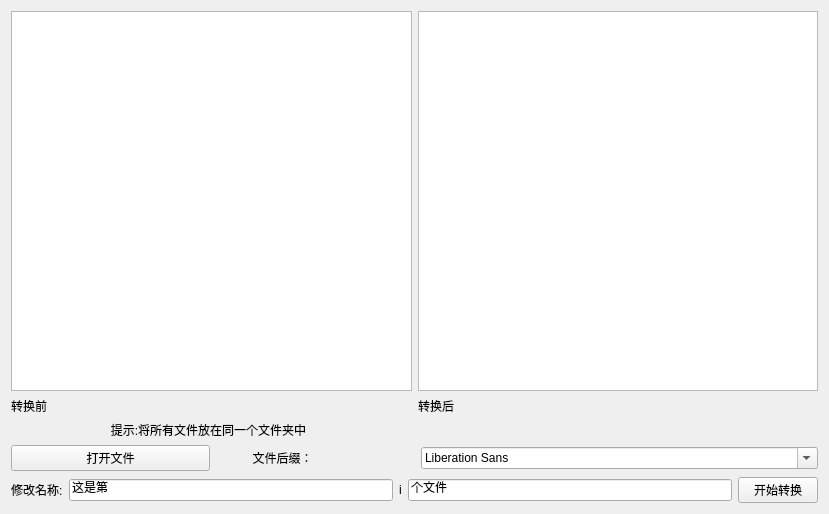
This is ModifyDocuments/UI.ui in Undertone0809/PythonFile37 as Qt 5 draws it before an edit. The edited form follows.
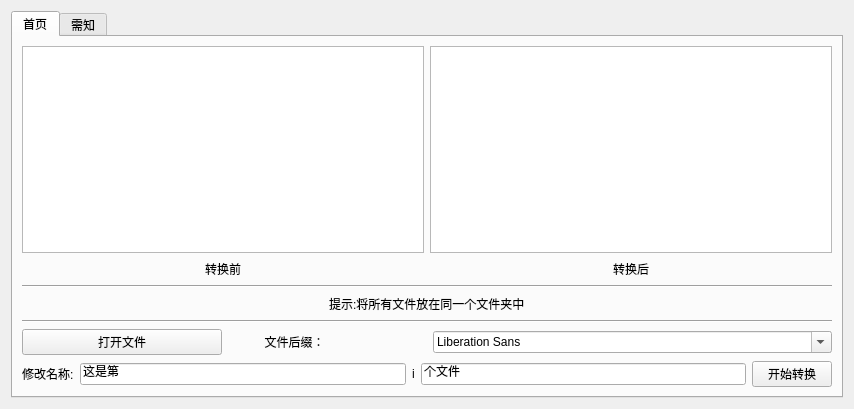
This is the edited form.

```diff
--- a/ModifyDocuments/UI.ui
+++ b/ModifyDocuments/UI.ui
@@ -6,17 +6,71 @@
    <rect>
     <x>0</x>
     <y>0</y>
-    <width>829</width>
-    <height>514</height>
+    <width>854</width>
+    <height>409</height>
    </rect>
   </property>
   <property name="windowTitle">
    <string>Form</string>
   </property>
-  <layout class="QGridLayout" name="gridLayout">
+  <layout class="QGridLayout" name="gridLayout_2">
    <item row="0" column="0">
-    <layout class="QHBoxLayout" name="horizontalLayout_5">
+    <widget class="QTabWidget" name="tabWidget">
+     <property name="currentIndex">
+      <number>0</number>
+     </property>
+     <widget class="QWidget" name="tab">
+      <attribute name="title">
+       <string>首页</string>
+      </attribute>
+      <layout class="QGridLayout" name="gridLayout">
+       <item row="2" column="0" colspan="2">
+        <widget class="Line" name="line">
+         <property name="orientation">
+          <enum>Qt::Horizontal</enum>
+         </property>
+        </widget>
+       </item>
+       <item row="6" column="0" colspan="2">
+        <layout class="QHBoxLayout" name="horizontalLayout_3">
      <item>
+          <widget class="QLabel" name="label_3">
+           <property name="text">
+            <string>修改名称:</string>
+           </property>
+          </widget>
+         </item>
+         <item>
+          <widget class="QLineEdit" name="lineEdit_first">
+           <property name="text">
+            <string>这是第</string>
+           </property>
+          </widget>
+         </item>
+         <item>
+          <widget class="QLabel" name="label_4">
+           <property name="text">
+            <string>i</string>
+           </property>
+          </widget>
+         </item>
+         <item>
+          <widget class="QLineEdit" name="lineEdit_second">
+           <property name="text">
+            <string>个文件</string>
+           </property>
+          </widget>
+         </item>
+         <item>
+          <widget class="QPushButton" name="btn_transform">
+           <property name="text">
+            <string>开始转换</string>
+           </property>
+          </widget>
+         </item>
+        </layout>
+       </item>
+       <item row="0" column="0" rowspan="2">
       <layout class="QVBoxLayout" name="verticalLayout">
        <item>
         <widget class="QTextBrowser" name="textBrowser_receive">
@@ -30,38 +84,45 @@
         </widget>
        </item>
        <item>
-        <widget class="QLabel" name="label_5">
+          <layout class="QHBoxLayout" name="horizontalLayout_8">
+           <item>
+            <spacer name="horizontalSpacer_3">
+             <property name="orientation">
+              <enum>Qt::Horizontal</enum>
+             </property>
+             <property name="sizeHint" stdset="0">
+              <size>
+               <width>40</width>
+               <height>20</height>
+              </size>
+             </property>
+            </spacer>
+           </item>
+           <item>
+            <widget class="QLabel" name="label_9">
          <property name="text">
           <string>转换前</string>
          </property>
         </widget>
        </item>
-      </layout>
-     </item>
      <item>
-      <layout class="QVBoxLayout" name="verticalLayout_2">
-       <item>
-        <widget class="QTextBrowser" name="textBrowser_modify"/>
-       </item>
-       <item>
-        <widget class="QLabel" name="label_6">
-         <property name="text">
-          <string>转换后</string>
-         </property>
-        </widget>
+            <spacer name="horizontalSpacer_4">
+             <property name="orientation">
+              <enum>Qt::Horizontal</enum>
+             </property>
+             <property name="sizeHint" stdset="0">
+              <size>
+               <width>40</width>
+               <height>20</height>
+              </size>
+             </property>
+            </spacer>
        </item>
       </layout>
      </item>
     </layout>
    </item>
-   <item row="1" column="0">
-    <widget class="QLabel" name="label">
-     <property name="text">
-      <string>                              提示:将所有文件放在同一个文件夹中</string>
-     </property>
-    </widget>
-   </item>
-   <item row="2" column="0">
+       <item row="5" column="0" colspan="2">
     <layout class="QHBoxLayout" name="horizontalLayout_2">
      <item>
       <widget class="QPushButton" name="btn_openFile">
@@ -101,44 +162,124 @@
      </item>
     </layout>
    </item>
-   <item row="3" column="0">
-    <layout class="QHBoxLayout" name="horizontalLayout_3">
+       <item row="1" column="1">
+        <layout class="QHBoxLayout" name="horizontalLayout_9">
      <item>
-      <widget class="QLabel" name="label_3">
-       <property name="text">
-        <string>修改名称:</string>
-       </property>
-      </widget>
+          <spacer name="horizontalSpacer_5">
+           <property name="orientation">
+            <enum>Qt::Horizontal</enum>
+           </property>
+           <property name="sizeHint" stdset="0">
+            <size>
+             <width>40</width>
+             <height>20</height>
+            </size>
+           </property>
+          </spacer>
      </item>
      <item>
-      <widget class="QLineEdit" name="lineEdit_first">
+          <widget class="QLabel" name="label_6">
        <property name="text">
-        <string>这是第</string>
+            <string>转换后</string>
        </property>
       </widget>
      </item>
      <item>
-      <widget class="QLabel" name="label_4">
-       <property name="text">
-        <string>i</string>
-       </property>
-      </widget>
-     </item>
+          <spacer name="horizontalSpacer_6">
+           <property name="orientation">
+            <enum>Qt::Horizontal</enum>
+           </property>
+           <property name="sizeHint" stdset="0">
+            <size>
+             <width>40</width>
+             <height>20</height>
+            </size>
+           </property>
+          </spacer>
+         </item>
+        </layout>
+       </item>
+       <item row="0" column="1">
+        <widget class="QTextBrowser" name="textBrowser_modify"/>
+       </item>
+       <item row="3" column="0" colspan="2">
+        <layout class="QHBoxLayout" name="horizontalLayout_11">
      <item>
-      <widget class="QLineEdit" name="lineEdit_second">
+          <spacer name="horizontalSpacer_9">
+           <property name="orientation">
+            <enum>Qt::Horizontal</enum>
+           </property>
+           <property name="sizeHint" stdset="0">
+            <size>
+             <width>40</width>
+             <height>20</height>
+            </size>
+           </property>
+          </spacer>
+         </item>
+         <item>
+          <widget class="QLabel" name="label_10">
        <property name="text">
-        <string>个文件</string>
+            <string>提示:将所有文件放在同一个文件夹中</string>
        </property>
       </widget>
      </item>
      <item>
-      <widget class="QPushButton" name="pushButton_transform">
-       <property name="text">
-        <string>开始转换</string>
-       </property>
+          <spacer name="horizontalSpacer_10">
+           <property name="orientation">
+            <enum>Qt::Horizontal</enum>
+           </property>
+           <property name="sizeHint" stdset="0">
+            <size>
+             <width>40</width>
+             <height>20</height>
+            </size>
+           </property>
+          </spacer>
+         </item>
+        </layout>
+       </item>
+       <item row="4" column="0" colspan="2">
+        <widget class="Line" name="line_2">
+         <property name="orientation">
+          <enum>Qt::Horizontal</enum>
+         </property>
       </widget>
      </item>
     </layout>
+     </widget>
+     <widget class="QWidget" name="tab_2">
+      <attribute name="title">
+       <string>需知</string>
+      </attribute>
+      <widget class="QLabel" name="label_7">
+       <property name="geometry">
+        <rect>
+         <x>20</x>
+         <y>24</y>
+         <width>111</width>
+         <height>21</height>
+        </rect>
+       </property>
+       <property name="text">
+        <string>使用需知：</string>
+       </property>
+      </widget>
+      <widget class="QLabel" name="label_8">
+       <property name="geometry">
+        <rect>
+         <x>20</x>
+         <y>64</y>
+         <width>431</width>
+         <height>31</height>
+        </rect>
+       </property>
+       <property name="text">
+        <string>该版本暂时只支持png/jpg识别，后续将会更新其他功能</string>
+       </property>
+      </widget>
+     </widget>
+    </widget>
    </item>
   </layout>
  </widget>
```
Lines whose indentation alone changed are shown as unchanged.
